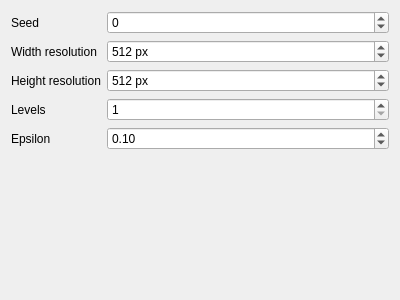
Qt form InteractiveDesigner/parameterdock.ui (mgaillard/Noise) before a commit.
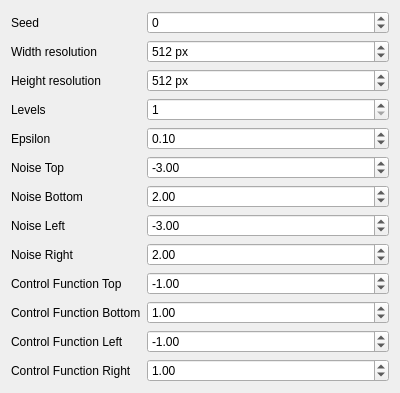
The same form after that commit.

Commit message: Add parameters: (nosie + controlFunction) * (top + bottom + left + right)

What changed in the file:
```diff
--- a/InteractiveDesigner/parameterdock.ui
+++ b/InteractiveDesigner/parameterdock.ui
@@ -109,6 +109,169 @@
       </property>
      </widget>
     </item>
+    <item row="5" column="0">
+     <widget class="QLabel" name="noiseTopLabel">
+      <property name="text">
+       <string>Noise Top</string>
+      </property>
+     </widget>
+    </item>
+    <item row="5" column="1">
+     <widget class="QDoubleSpinBox" name="noiseTopDoubleSpinBox">
+      <property name="minimum">
+       <double>-1024.000000000000000</double>
+      </property>
+      <property name="maximum">
+       <double>1024.000000000000000</double>
+      </property>
+      <property name="singleStep">
+       <double>1.000000000000000</double>
+      </property>
+      <property name="value">
+       <double>-3.000000000000000</double>
+      </property>
+     </widget>
+    </item>
+    <item row="6" column="0">
+     <widget class="QLabel" name="noiseBottomLabel">
+      <property name="text">
+       <string>Noise Bottom</string>
+      </property>
+     </widget>
+    </item>
+    <item row="6" column="1">
+     <widget class="QDoubleSpinBox" name="noiseBottomDoubleSpinBox">
+      <property name="minimum">
+       <double>-1024.000000000000000</double>
+      </property>
+      <property name="maximum">
+       <double>1024.000000000000000</double>
+      </property>
+      <property name="value">
+       <double>2.000000000000000</double>
+      </property>
+     </widget>
+    </item>
+    <item row="7" column="0">
+     <widget class="QLabel" name="noiseLeftLabel">
+      <property name="text">
+       <string>Noise Left</string>
+      </property>
+     </widget>
+    </item>
+    <item row="7" column="1">
+     <widget class="QDoubleSpinBox" name="noiseLeftDoubleSpinBox">
+      <property name="minimum">
+       <double>-1024.000000000000000</double>
+      </property>
+      <property name="maximum">
+       <double>1024.000000000000000</double>
+      </property>
+      <property name="value">
+       <double>-3.000000000000000</double>
+      </property>
+     </widget>
+    </item>
+    <item row="8" column="0">
+     <widget class="QLabel" name="noiseRightLabel">
+      <property name="text">
+       <string>Noise Right</string>
+      </property>
+     </widget>
+    </item>
+    <item row="8" column="1">
+     <widget class="QDoubleSpinBox" name="noiseRightDoubleSpinBox">
+      <property name="minimum">
+       <double>-1024.000000000000000</double>
+      </property>
+      <property name="maximum">
+       <double>1024.000000000000000</double>
+      </property>
+      <property name="value">
+       <double>2.000000000000000</double>
+      </property>
+     </widget>
+    </item>
+    <item row="9" column="0">
+     <widget class="QLabel" name="controlFunctionTopLabel">
+      <property name="text">
+       <string>Control Function Top</string>
+      </property>
+     </widget>
+    </item>
+    <item row="9" column="1">
+     <widget class="QDoubleSpinBox" name="controlFunctionTopDoubleSpinBox">
+      <property name="minimum">
+       <double>-1024.000000000000000</double>
+      </property>
+      <property name="maximum">
+       <double>1024.000000000000000</double>
+      </property>
+      <property name="value">
+       <double>-1.000000000000000</double>
+      </property>
+     </widget>
+    </item>
+    <item row="10" column="0">
+     <widget class="QLabel" name="controlFunctionBottomLabel">
+      <property name="text">
+       <string>Control Function Bottom</string>
+      </property>
+     </widget>
+    </item>
+    <item row="10" column="1">
+     <widget class="QDoubleSpinBox" name="controlFunctionBottomDoubleSpinBox">
+      <property name="minimum">
+       <double>-1024.000000000000000</double>
+      </property>
+      <property name="maximum">
+       <double>1024.000000000000000</double>
+      </property>
+      <property name="value">
+       <double>1.000000000000000</double>
+      </property>
+     </widget>
+    </item>
+    <item row="11" column="0">
+     <widget class="QLabel" name="controlFunctionLeftLabel">
+      <property name="text">
+       <string>Control Function Left</string>
+      </property>
+     </widget>
+    </item>
+    <item row="11" column="1">
+     <widget class="QDoubleSpinBox" name="controlFunctionLeftDoubleSpinBox">
+      <property name="minimum">
+       <double>-1024.000000000000000</double>
+      </property>
+      <property name="maximum">
+       <double>1024.000000000000000</double>
+      </property>
+      <property name="value">
+       <double>-1.000000000000000</double>
+      </property>
+     </widget>
+    </item>
+    <item row="12" column="0">
+     <widget class="QLabel" name="controlFunctionRightLabel">
+      <property name="text">
+       <string>Control Function Right</string>
+      </property>
+     </widget>
+    </item>
+    <item row="12" column="1">
+     <widget class="QDoubleSpinBox" name="controlFunctionRightDoubleSpinBox">
+      <property name="minimum">
+       <double>-1024.000000000000000</double>
+      </property>
+      <property name="maximum">
+       <double>1024.000000000000000</double>
+      </property>
+      <property name="value">
+       <double>1.000000000000000</double>
+      </property>
+     </widget>
+    </item>
    </layout>
   </widget>
  </widget>
```
The commit also changes 5 other files.
